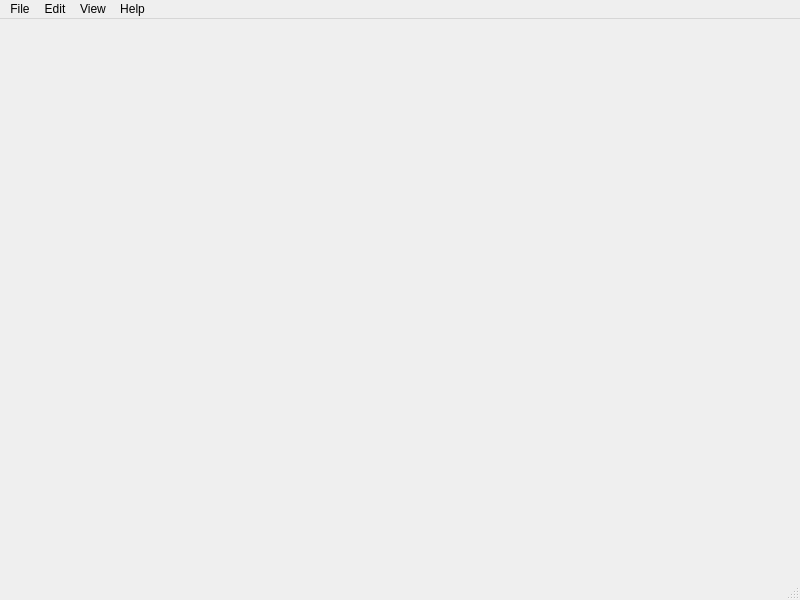
Before: the Qt Designer form mainwindow.ui in ashifolfi/lynx-animator, drawn with Qt 5.
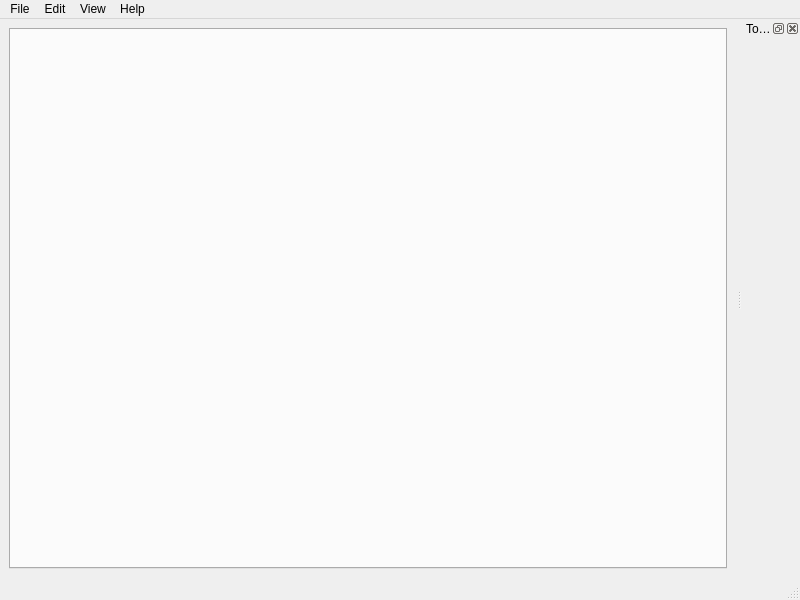
After: the same form once the commit is applied.

Commit message:
feat: proper about window + base opengl widget
just need to define the rest of the opengl whatnot and we can start adding
actual project data and displaying shit.

```diff
--- a/mainwindow.ui
+++ b/mainwindow.ui
@@ -13,7 +13,29 @@
   <property name="windowTitle">
    <string>MainWindow</string>
   </property>
-  <widget class="QWidget" name="centralwidget"/>
+  <widget class="QWidget" name="centralwidget">
+   <property name="sizePolicy">
+    <sizepolicy hsizetype="Preferred" vsizetype="Preferred">
+     <horstretch>0</horstretch>
+     <verstretch>0</verstretch>
+    </sizepolicy>
+   </property>
+   <layout class="QVBoxLayout" name="verticalLayout">
+    <item>
+     <widget class="QTabWidget" name="projectTabHolder">
+      <property name="sizePolicy">
+       <sizepolicy hsizetype="Expanding" vsizetype="Expanding">
+        <horstretch>0</horstretch>
+        <verstretch>0</verstretch>
+       </sizepolicy>
+      </property>
+      <property name="currentIndex">
+       <number>-1</number>
+      </property>
+     </widget>
+    </item>
+   </layout>
+  </widget>
   <widget class="QMenuBar" name="menubar">
    <property name="geometry">
     <rect>
@@ -68,6 +90,15 @@
    <addaction name="menuHelp"/>
   </widget>
   <widget class="QStatusBar" name="statusbar"/>
+  <widget class="QDockWidget" name="ToolDocker">
+   <property name="windowTitle">
+    <string>Tools</string>
+   </property>
+   <attribute name="dockWidgetArea">
+    <number>2</number>
+   </attribute>
+   <widget class="QWidget" name="dockWidgetContents_2"/>
+  </widget>
   <action name="actionAbout">
    <property name="text">
     <string>About Animator</string>
```
The commit also changes 17 other files.
